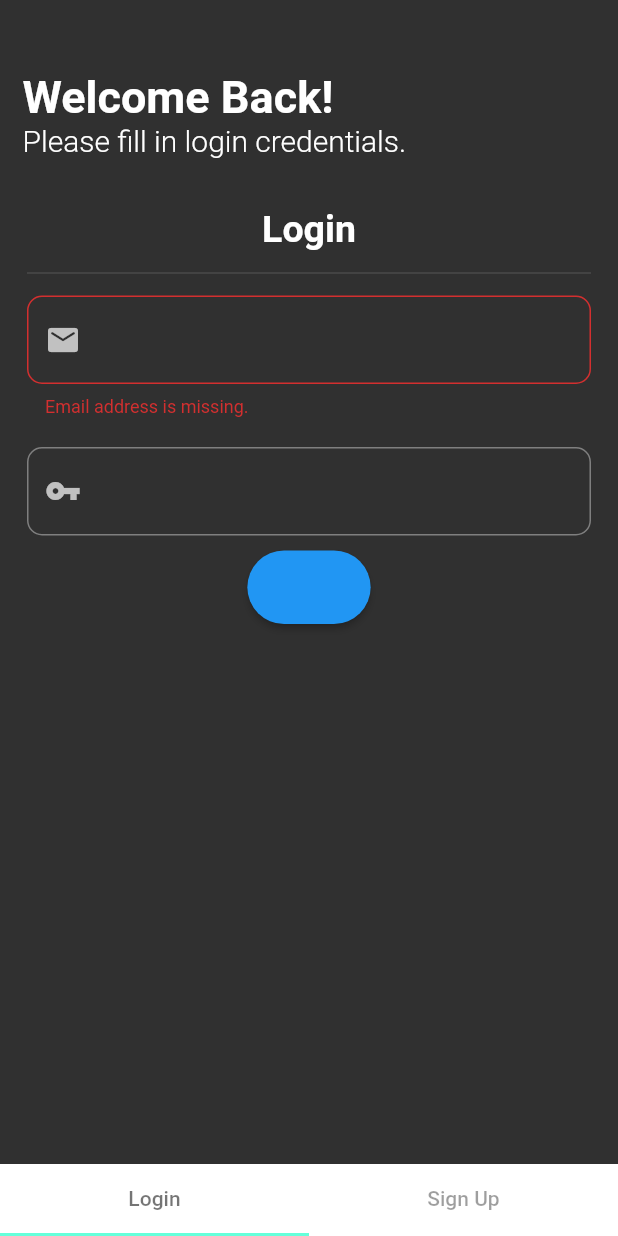
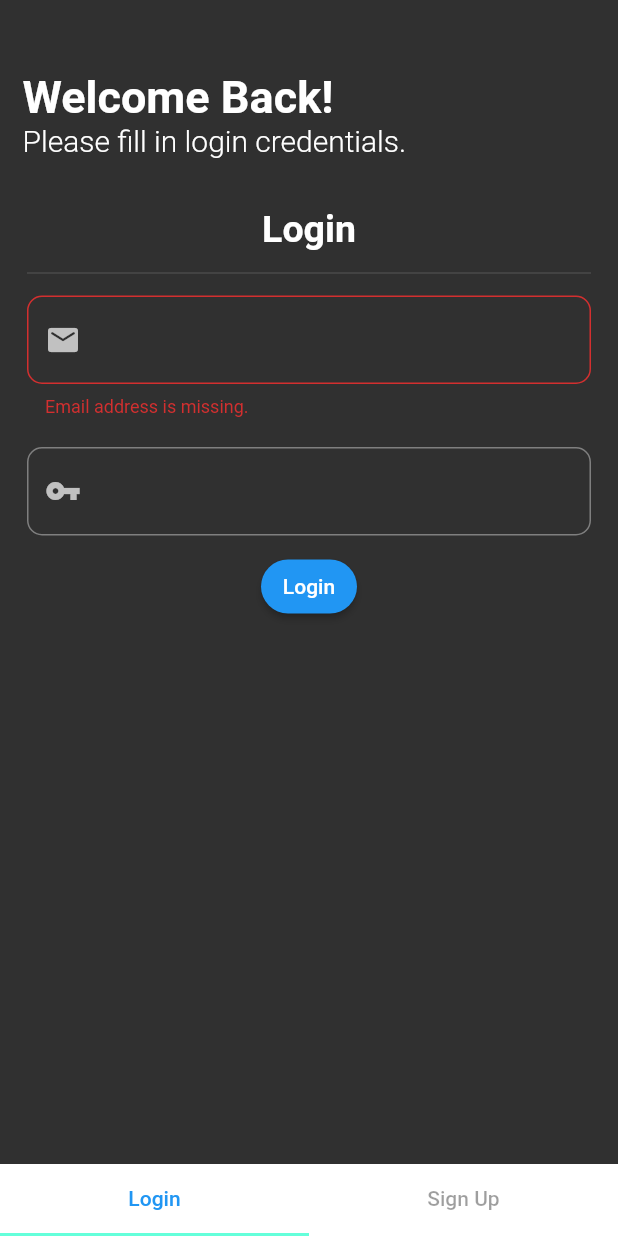
Before and after one commit to TechiePhil/news_headlines, a Flutter app: the screen it shows after launch, on a phone screen of 412 x 824 dp. Run offline on Flutter 3.47's test engine with Material 2 defaults, Android fonts, the phone set to English and light mode, and no system bars; our stand-ins replace firebase_auth, firebase_core; accounts and stored records are empty.

Commit message:
minor improvements.

```diff
--- a/lib/headlines/ui/authenticate/authenticate.dart
+++ b/lib/headlines/ui/authenticate/authenticate.dart
@@ -44,7 +44,7 @@ with SingleTickerProviderStateMixin {
       ),
       bottomNavigationBar: TabBar(
         controller: tabController,
-        labelColor: Colors.black54,
+        labelColor: Colors.blue,
         unselectedLabelColor: Colors.black38,
         tabs: <Widget>[
           Tab(
--- a/lib/headlines/ui/authenticate/login_route.dart
+++ b/lib/headlines/ui/authenticate/login_route.dart
@@ -202,8 +202,8 @@ class _SignInWidgetState extends State<SignInWidget> {
                             ElevatedButton(
                               child: Text('Login',
                                 style: TextStyle(
-                                  fontSize: 25,
-                                  color: Colors.blue
+                                  // fontSize: 25,
+                                  // color: Colors.blue
                                 )
                               ),
                               style: ButtonStyle(
--- a/lib/headlines/ui/authenticate/signup_route.dart
+++ b/lib/headlines/ui/authenticate/signup_route.dart
@@ -203,7 +203,7 @@ class _SignUpWidgetState extends State<SignUpWidget> {
                         child: Row(
                           mainAxisAlignment: MainAxisAlignment.spaceAround,
                           children: <Widget>[
-                            TextButton(
+                            ElevatedButton(
                               child: Text('Sign Up'),
                               style: ButtonStyle(
                                 // backgroundColor: MaterialStateProperty.all(
```
